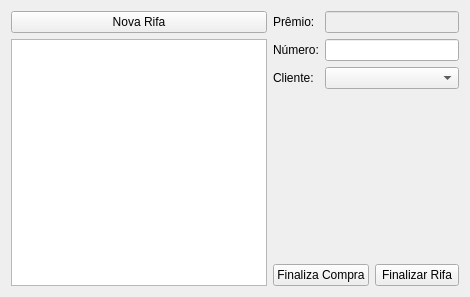
Qt form ui/venda.ui (WallacX/Sist.-Gerenciamento-de-rifas) before a commit.
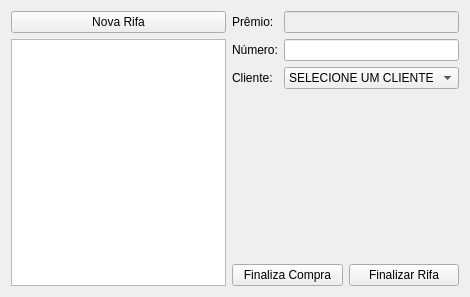
The same form after that commit.

Patch:
```diff
--- a/ui/venda.ui
+++ b/ui/venda.ui
@@ -71,8 +71,13 @@
             <bool>false</bool>
            </property>
            <property name="currentText">
-            <string/>
+            <string>SELECIONE UM CLIENTE</string>
            </property>
+           <item>
+            <property name="text">
+             <string>SELECIONE UM CLIENTE</string>
+            </property>
+           </item>
           </widget>
          </item>
         </layout>
```
Left out of the diff: 3 changed lines with no effect on the pictures.
